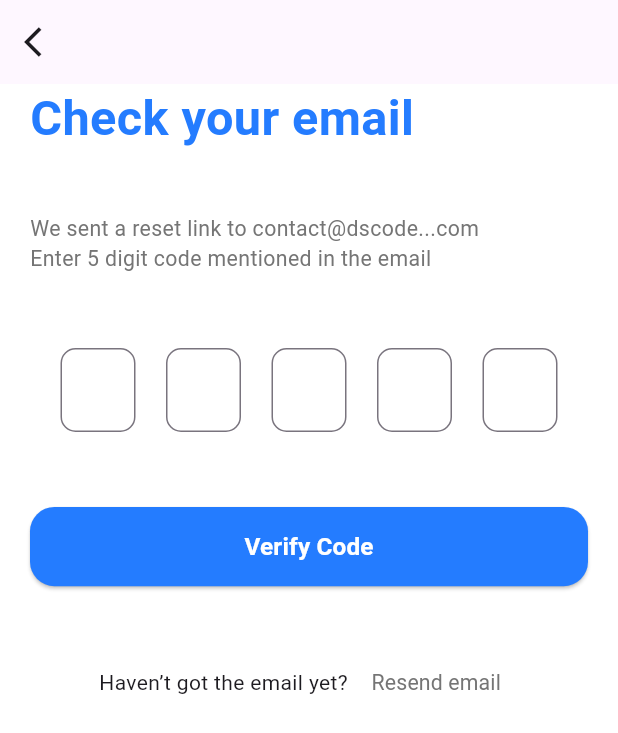
After one commit to romisaa5/MediMeet, a Flutter app: the VerificationScreen screen opened directly, on a phone screen of 412 x 824 dp. The commit adds this screen. Shown: the top 733 px of the screen. Run offline on Flutter 3.47's test engine with Material 3 defaults, Android fonts, the phone set to English and light mode, and no system bars; our stand-ins replace flutter_screenutil, flutter_svg; Roboto replaces fonts that are missing (Poppins).

Commit message:
add ForgetPassword Feature

```diff
--- /dev/null
+++ b/lib/Features/Forget password/presentation/views/verificationScreen.dart
@@ -0,0 +1,88 @@
+import 'package:flutter/material.dart';
+import 'package:medimeet/core/Themes/styles.dart';
+import 'package:medimeet/core/Widgets/custom_button.dart';
+
+class VerificationScreen extends StatefulWidget {
+  @override
+  _VerificationScreenState createState() => _VerificationScreenState();
+}
+
+class _VerificationScreenState extends State<VerificationScreen> {
+  List<TextEditingController> controllers =
+      List.generate(5, (index) => TextEditingController());
+
+  @override
+  Widget build(BuildContext context) {
+    return Scaffold(
+      appBar: AppBar(
+        leading: IconButton(
+          icon: Icon(Icons.arrow_back_ios),
+          onPressed: () {},
+        ),
+      ),
+      body: Padding(
+        padding: const EdgeInsets.symmetric(horizontal: 20),
+        child: Column(
+          spacing: 15,
+          crossAxisAlignment: CrossAxisAlignment.start,
+          children: [
+            Text(
+              "Check your email",
+              style: TextStyles.font32BlueBold,
+            ),
+            SizedBox(height: 10),
+            Text(
+              "We sent a reset link to contact@dscode...com\nEnter 5 digit code mentioned in the email",
+              style:TextStyles.font14GreyReguler
+            ),
+            SizedBox(height: 20),
+            Row(
+              mainAxisAlignment: MainAxisAlignment.spaceEvenly,
+              children: List.generate(5, (index) {
+                return SizedBox(
+                  width: 50,
+                  child: TextField(
+                    controller: controllers[index],
+                    keyboardType: TextInputType.number,
+                    textAlign: TextAlign.center,
+                    maxLength: 1,
+                    decoration: InputDecoration(
+                      counterText: "",
+                      border: OutlineInputBorder(
+                        borderRadius: BorderRadius.circular(10),
+                      ),
+                    ),
+                    onChanged: (value) {
+                      if (value.isNotEmpty && index < 4) {
+                        FocusScope.of(context).nextFocus();
+                      }
+                    },
+                  ),
+                );
+              }),
+            ),
+            SizedBox(height: 20),
+            CustomButton(
+              onPressed: () {
+                // Handle verification logic here
+              },
+              text: "Verify Code",
+
+            ),
+            SizedBox(height: 10),
+            Row(mainAxisAlignment: MainAxisAlignment.center, children: [
+              Text('Haven’t got the email yet? '),
+              TextButton(
+                onPressed: () {},
+                child: Text(
+                  "Resend email",
+                  style: TextStyles.font14GreyReguler,
+                ),
+              ),
+            ]),
+          ],
+        ),
+      ),
+    );
+  }
+}
```
Also changed, not shown: lib/Features/Forget password/presentation/views/forget_password.dart (added, +49 -0 lines), lib/Features/Forget password/presentation/views/password_reset.dart (added, +52 -0 lines), lib/Features/Forget password/presentation/views/set_new_password.dart (added, +66 -0 lines), lib/Features/login/UI/screens/login_screen.dart (+6 -1 lines).
